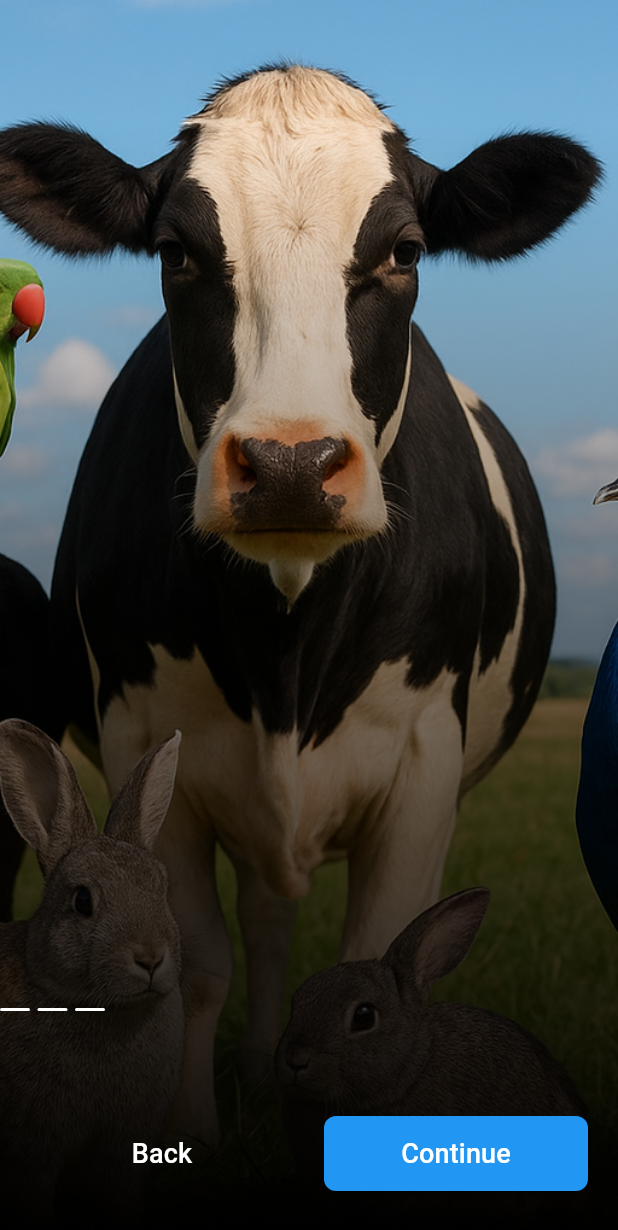
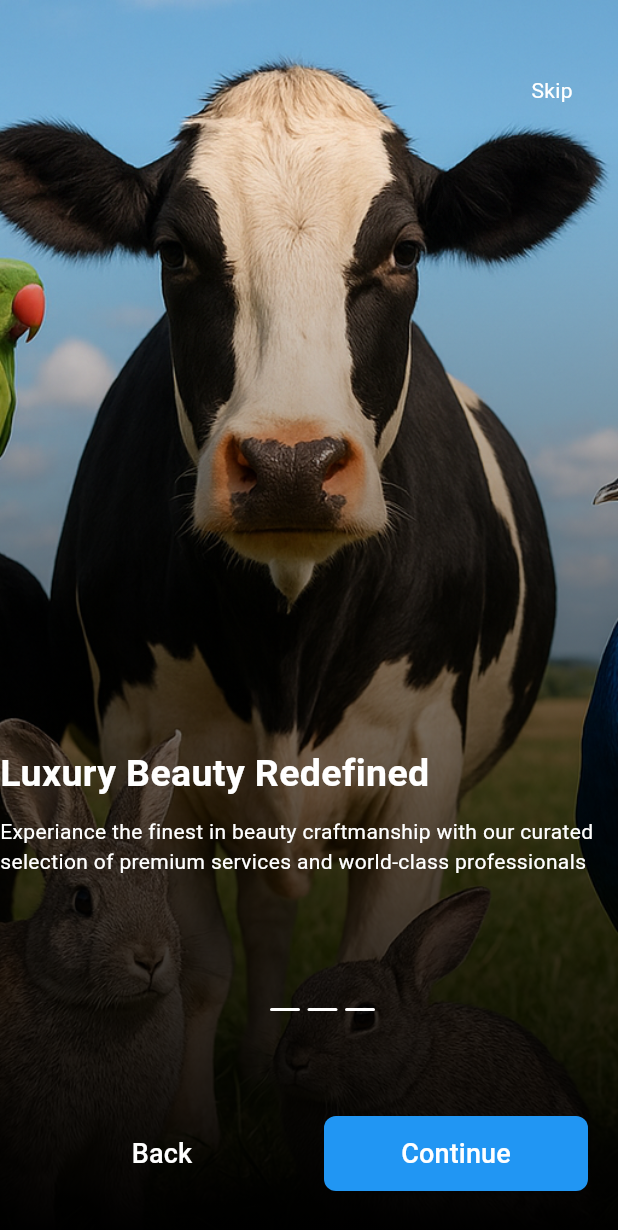
Before and after one commit to JoshuaOzibo/flutter_Animations_challange, a Flutter app: the screen it shows after launch, on a phone screen of 412 x 824 dp. Shown: the top 1230 px of the screen. Run offline on Flutter 3.47's test engine with Material 3 defaults, Android fonts, the phone set to English and light mode, and no system bars.

Commit message:
aupdated ui

```diff
--- a/lib/features/challange_one/onboarding_screens/onboarding_one.dart
+++ b/lib/features/challange_one/onboarding_screens/onboarding_one.dart
@@ -9,7 +9,7 @@ class OnboardingOne extends StatelessWidget {
       body: Stack(
         children: [
           Image.asset(
-            'assets/images/cow_image.png',
+            'images/cow_image.png',
             width: double.infinity,
             height: double.infinity,
             fit: BoxFit.cover,
@@ -29,11 +29,45 @@ class OnboardingOne extends StatelessWidget {
           ),
 
           Positioned(
-            bottom: 150,
+            top: 50,
+            left: 0,
+            right: 30,
+            child: GestureDetector(
+              onTap: () {
+                Navigator.pop(context);
+              },
+              child: Text('Skip', style: TextStyle(color: Colors.white), textAlign: TextAlign.end,))
+          ),
+
+          Positioned(
+            bottom: 240,
             left: 0,
             right: 0,
-            child:
-              Row(
+            child: Column(
+              crossAxisAlignment: CrossAxisAlignment.start,
+              children: [
+                Text('Luxury Beauty Redefined', style: TextStyle(
+                  color: Colors.white,
+                  fontSize: 25,
+                  fontWeight: FontWeight.bold
+                ),),
+
+                SizedBox(height: 10,),
+                Text(
+                  'Experiance the finest in beauty craftmanship with our curated selection of premium services and world-class professionals',
+                   style: TextStyle(
+                  color: Colors.white
+                ),
+                ),
+              ],
+            ),
+          ),
+
+          Positioned(
+            bottom: 150,
+            left: 180,
+            right: 0,
+            child: Row(
               spacing: 5,
               children: [
                 Container(
@@ -61,7 +95,7 @@ class OnboardingOne extends StatelessWidget {
                   ),
                 ),
               ],
-              )
+            ),
           ),
 
           Positioned(
--- a/pubspec.yaml
+++ b/pubspec.yaml
@@ -59,7 +59,7 @@ flutter:
 
   # To add assets to your application, add an assets section, like this:
   assets:
-    - assets/images/
+    - images/
   #   - images/a_dot_ham.jpeg
 
   # An image asset can refer to one or more resolution-specific "variants", see
```
Also changed, not shown: images/cow_image.png (renamed from assets/images/cow_image.png). Lines whose indentation alone changed are shown as unchanged.
